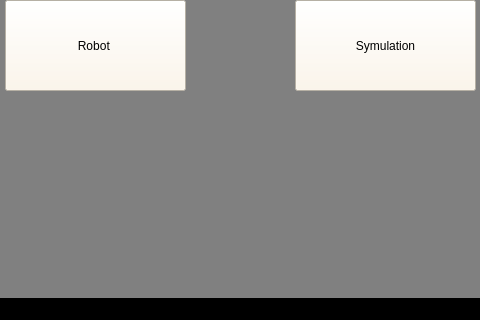
Pterodaktyl-z-ADIS/C-UMJ, file WDS/Wezuwiusz/screen_welcome.ui: the form before one commit; both pictures show x 155 to 635 and y 280 to 600 of the 800 by 600 pixel window.
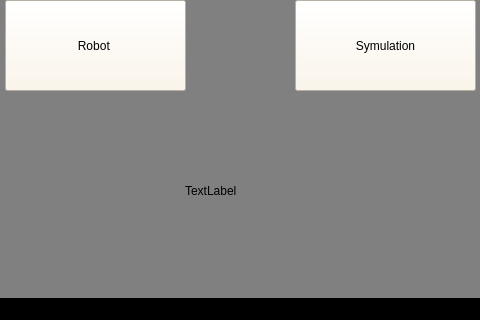
The form after the commit.

Diff of the .ui file:
```diff
--- a/WDS/Wezuwiusz/screen_welcome.ui
+++ b/WDS/Wezuwiusz/screen_welcome.ui
@@ -124,6 +124,22 @@
        <string>Exit</string>
       </property>
      </widget>
+     <widget class="QLabel" name="label">
+      <property name="geometry">
+       <rect>
+        <x>340</x>
+        <y>460</y>
+        <width>111</width>
+        <height>61</height>
+       </rect>
+      </property>
+      <property name="layoutDirection">
+       <enum>Qt::LeftToRight</enum>
+      </property>
+      <property name="text">
+       <string>TextLabel</string>
+      </property>
+     </widget>
     </widget>
    </widget>
   </widget>
```
Left out of the diff: 2 changed lines with no effect on the pictures.
